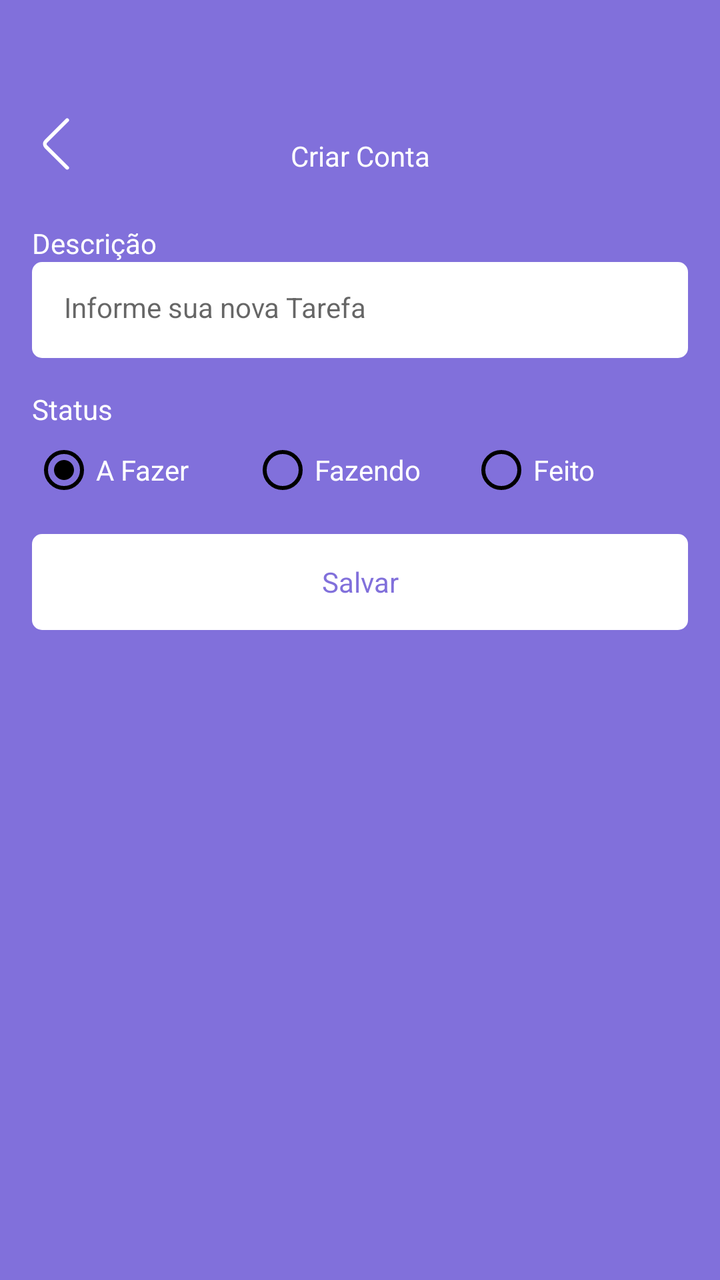
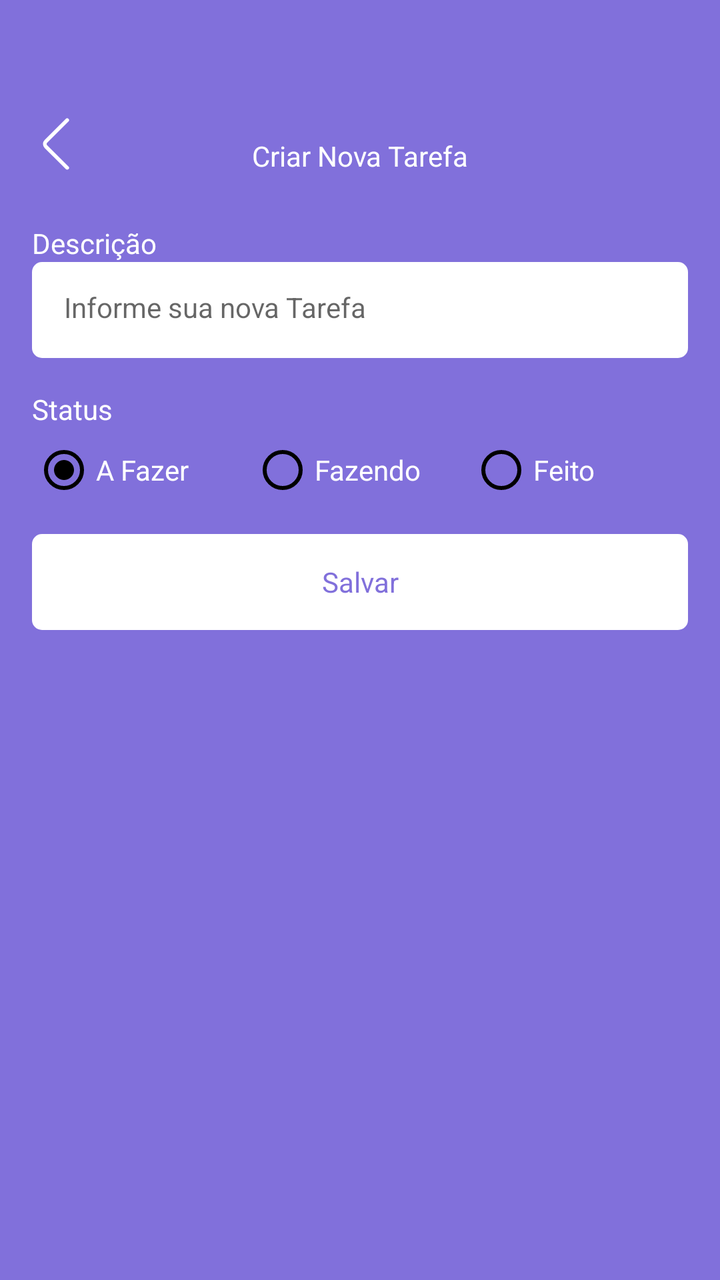

Before-and-after screenshots of an Android layout around one commit, followed by the original layout XML and the change that was made.
<!-- AndroidManifest.xml: application theme Theme.Kanban -->
<!-- res/layout/fragment_form_task.xml -->
<?xml version="1.0" encoding="utf-8"?>
<ScrollView xmlns:android="http://schemas.android.com/apk/res/android"
    xmlns:tools="http://schemas.android.com/tools"
    android:layout_width="match_parent"
    android:layout_height="match_parent"
    xmlns:app="http://schemas.android.com/apk/res-auto"
    tools:context=".ui.FormTaskFragment"
    android:fillViewport="true">

    <LinearLayout
        android:layout_width="match_parent"
        android:layout_height="match_parent"
        android:orientation="vertical">

        <com.google.android.material.appbar.MaterialToolbar
            android:id="@+id/toolbar"
            android:layout_width="match_parent"
            android:layout_height="wrap_content"
            app:navigationIcon="@drawable/ic_back"
            android:paddingTop="40dp">

            <TextView
                android:layout_width="wrap_content"
                android:layout_height="wrap_content"
                android:text="Criar Conta"
                android:textColor="@color/white"
                android:layout_gravity="center_horizontal"
                android:paddingTop="20dp"/>

        </com.google.android.material.appbar.MaterialToolbar>


    <androidx.constraintlayout.widget.ConstraintLayout
    android:layout_width="match_parent"
    android:layout_height="match_parent"
    android:padding="16dp">

    <TextView
        android:id="@+id/textView"
        android:layout_width="wrap_content"
        android:layout_height="wrap_content"
        android:text="Descrição"
        android:textColor="@color/white"
        app:layout_constraintStart_toStartOf="parent"
        app:layout_constraintTop_toTopOf="parent" />

    <EditText
        android:id="@+id/editTextDescricao"
        style="@style/EditTextTheme"
        android:layout_width="match_parent"
        android:layout_height="48dp"
        android:hint="Informe sua nova Tarefa"
        app:layout_constraintEnd_toEndOf="parent"
        app:layout_constraintStart_toStartOf="parent"
        app:layout_constraintTop_toBottomOf="@+id/textView"/>

    <TextView
        android:id="@+id/textViewStatus"
        android:layout_width="wrap_content"
        android:layout_height="wrap_content"
        android:layout_marginTop="16dp"
        android:text="Status"
        android:textColor="@color/white"
        app:layout_constraintStart_toStartOf="parent"
        app:layout_constraintTop_toBottomOf="@id/editTextDescricao"/>

    <RadioGroup
        android:id="@+id/radioGroup"
        android:layout_width="match_parent"
        android:layout_height="wrap_content"
        android:layout_marginTop="5dp"
        android:orientation="horizontal"
        app:layout_constraintEnd_toEndOf="parent"
        app:layout_constraintStart_toStartOf="parent"
        app:layout_constraintTop_toBottomOf="@id/textViewStatus">
            <RadioButton
                android:layout_width="88dp"
                android:layout_height="wrap_content"
                android:buttonTint="@color/black"
                android:id="@+id/rbTodo"
                android:text="A Fazer"
                android:checked="true"
                android:theme="@style/MyRadioButton"
                android:textColor="@color/white"
                android:layout_weight="1"
                />

            <RadioButton
                android:layout_width="88dp"
                android:layout_height="wrap_content"
                android:buttonTint="@color/black"
                android:id="@+id/rbDoing"
                android:text="Fazendo"
                android:checked="false"
                android:theme="@style/MyRadioButton"
                android:textColor="@color/white"
                android:layout_weight="1"/>

            <RadioButton
                android:layout_width="88dp"
                android:layout_height="wrap_content"
                android:buttonTint="@color/black"
                android:id="@+id/rbDone"
                android:text="Feito"
                android:checked="false"
                android:theme="@style/MyRadioButton"
                android:textColor="@color/white"
                android:layout_weight="1"/>
    </RadioGroup>

    <com.google.android.material.button.MaterialButton
        android:id="@+id/buttonSave"
        style="@style/ButtonTheme"
        android:layout_width="match_parent"
        android:layout_height="wrap_content"
        android:layout_marginTop="16dp"
        android:text="Salvar"
        app:backgroundTint="@null"
        app:layout_constraintEnd_toEndOf="parent"
        app:layout_constraintStart_toStartOf="parent"
        app:layout_constraintTop_toBottomOf="@id/radioGroup"/>

    <ProgressBar
        android:id="@+id/progressBar"
        android:layout_width="wrap_content"
        android:layout_height="wrap_content"
        android:layout_marginTop="8dp"
        android:layout_gravity="center"
        android:indeterminateTint="@color/white"
        android:visibility="invisible"
        tools:visibility="invisible"
        app:layout_constraintEnd_toEndOf="parent"
        app:layout_constraintStart_toStartOf="parent"
        app:layout_constraintTop_toBottomOf="@id/buttonSave"/>



        </androidx.constraintlayout.widget.ConstraintLayout>
    </LinearLayout>
</ScrollView>
<!-- resources referenced by this layout -->
<resources>
  <color name="black">#FF000000</color>
  <color name="white">#FFFFFFFF</color>
  <!-- drawable ic_back (drawable) -->
  <vector xmlns:android="http://schemas.android.com/apk/res/android" android:height="30dp" android:viewportHeight="32" android:viewportWidth="32" android:width="30dp">
        
      <path android:fillColor="#FFFFFF" android:pathData="M22,29.73a1,1 0,0 1,-0.71 -0.29L9.93,18.12a3,3 0,0 1,0 -4.24L21.24,2.56A1,1 0,1 1,22.66 4L11.34,15.29a1,1 0,0 0,0 1.42L22.66,28a1,1 0,0 1,0 1.42A1,1 0,0 1,22 29.73Z"/>
      
  </vector>
  <style name="ButtonTheme" parent="Theme.MaterialComponents.DayNight.NoActionBar">
          <item name="android:background">@drawable/bg_btn</item>
          <item name="android:textAllCaps">false</item>
          <item name="android:textColor">@color/color_default</item>
          <item name="android:backgroundTint">@null</item>
      </style>
  <style name="EditTextTheme" parent="Theme.MaterialComponents.DayNight.NoActionBar">
          <item name="android:background">@drawable/bg_edit_text</item>
          <item name="android:padding">16dp</item>
          <item name="android:textSize">14sp</item>
      </style>
  <style name="MyRadioButton" parent="Theme.AppCompat.Light">
          <item name="colorControlNormal">@color/black</item>
          <item name="colorControlActivated">@color/slight_white</item>
      </style>
  <style name="Theme.Kanban" parent="Base.Theme.Kanban" />
  <!-- drawable bg_btn (drawable) -->
  <?xml version="1.0" encoding="utf-8"?>
  <shape xmlns:android="http://schemas.android.com/apk/res/android"
      android:shape="rectangle">
  
      <solid android:color="@color/white"/>
      <corners android:radius="5dp"/>
  
  </shape>
  <color name="color_default">#8170DB</color>
  <!-- drawable bg_edit_text (drawable) -->
  <?xml version="1.0" encoding="utf-8"?>
  <shape xmlns:android="http://schemas.android.com/apk/res/android"
      android:shape="rectangle">
  
      <solid android:color="@color/white"/>
      <corners android:radius="5dp"/>
  
  </shape>
  <color name="slight_white">#E6E6E6</color>
  <style name="Base.Theme.Kanban" parent="Theme.Material3.DayNight.NoActionBar">
          
          
          <item name="colorPrimary">@color/color_default</item>
          <item name="colorPrimaryVariant">@color/color_default</item>
          <item name="android:windowBackground">@color/color_default</item>
      </style>
</resources>

<!-- the commit's change to res/layout/fragment_form_task.xml (unified diff, before → after) -->
@@ -22,7 +22,7 @@
             <TextView
                 android:layout_width="wrap_content"
                 android:layout_height="wrap_content"
-                android:text="Criar Conta"
+                android:text="@string/text_new_task"
                 android:textColor="@color/white"
                 android:layout_gravity="center_horizontal"
                 android:paddingTop="20dp"/>
@@ -39,7 +39,7 @@
         android:id="@+id/textView"
         android:layout_width="wrap_content"
         android:layout_height="wrap_content"
-        android:text="Descrição"
+        android:text="@string/text_description"
         android:textColor="@color/white"
         app:layout_constraintStart_toStartOf="parent"
         app:layout_constraintTop_toTopOf="parent" />
@@ -49,7 +49,7 @@
         style="@style/EditTextTheme"
         android:layout_width="match_parent"
         android:layout_height="48dp"
-        android:hint="Informe sua nova Tarefa"
+        android:hint="@string/text_hint_new_task"
         app:layout_constraintEnd_toEndOf="parent"
         app:layout_constraintStart_toStartOf="parent"
         app:layout_constraintTop_toBottomOf="@+id/textView"/>
@@ -78,7 +78,7 @@
                 android:layout_height="wrap_content"
                 android:buttonTint="@color/black"
                 android:id="@+id/rbTodo"
-                android:text="A Fazer"
+                android:text="@string/status_task_todo"
                 android:checked="true"
                 android:theme="@style/MyRadioButton"
                 android:textColor="@color/white"
@@ -90,7 +90,7 @@
                 android:layout_height="wrap_content"
                 android:buttonTint="@color/black"
                 android:id="@+id/rbDoing"
-                android:text="Fazendo"
+                android:text="@string/status_task_doing"
                 android:checked="false"
                 android:theme="@style/MyRadioButton"
                 android:textColor="@color/white"
@@ -101,7 +101,7 @@
                 android:layout_height="wrap_content"
                 android:buttonTint="@color/black"
                 android:id="@+id/rbDone"
-                android:text="Feito"
+                android:text="@string/status_task_done"
                 android:checked="false"
                 android:theme="@style/MyRadioButton"
                 android:textColor="@color/white"
@@ -114,7 +114,7 @@
         android:layout_width="match_parent"
         android:layout_height="wrap_content"
         android:layout_marginTop="16dp"
-        android:text="Salvar"
+        android:text="@string/text_save"
         app:backgroundTint="@null"
         app:layout_constraintEnd_toEndOf="parent"
         app:layout_constraintStart_toStartOf="parent"
<!-- resource entries referenced after the edit -->
@@ -8,6 +8,13 @@
       <path android:fillColor="#FFFFFF" android:pathData="M22,29.73a1,1 0,0 1,-0.71 -0.29L9.93,18.12a3,3 0,0 1,0 -4.24L21.24,2.56A1,1 0,1 1,22.66 4L11.34,15.29a1,1 0,0 0,0 1.42L22.66,28a1,1 0,0 1,0 1.42A1,1 0,0 1,22 29.73Z"/>
       
   </vector>
+  <string name="status_task_doing">Fazendo</string>
+  <string name="status_task_done">Feito</string>
+  <string name="status_task_todo">A Fazer</string>
+  <string name="text_description">Descrição</string>
+  <string name="text_hint_new_task">Informe sua nova Tarefa</string>
+  <string name="text_new_task">Criar Nova Tarefa</string>
+  <string name="text_save">Salvar</string>
   <style name="ButtonTheme" parent="Theme.MaterialComponents.DayNight.NoActionBar">
           <item name="android:background">@drawable/bg_btn</item>
           <item name="android:textAllCaps">false</item>
